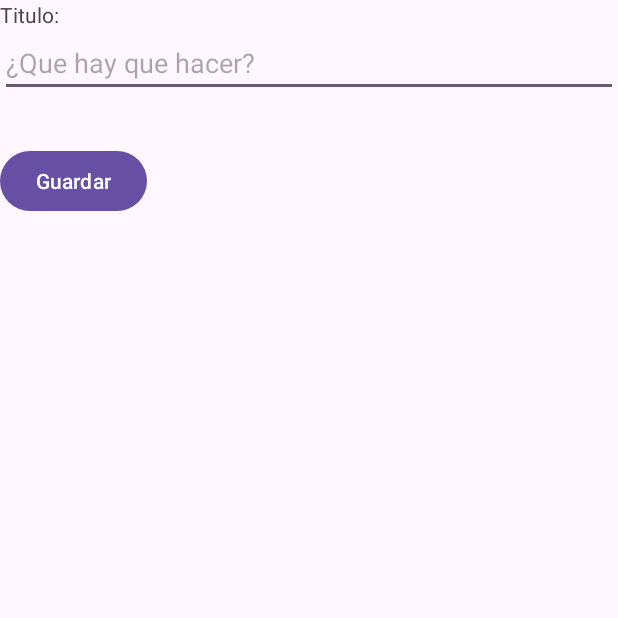
After one commit to Cruise2395/RemindersList, an Android app: the TaskActivity screen opened directly, with no data from a screen before it, on a phone screen of 412 x 824 dp, the top half of it. The commit adds this screen. Run offline under Robolectric (Android 15) with nearby library versions, the phone set to English and light mode, and no system bars; 1 statement that could not run was skipped.

Commit message:
Initial commit

```diff
--- a/app/build.gradle.kts
+++ b/app/build.gradle.kts
@@ -33,6 +33,9 @@ android {
     kotlinOptions {
         jvmTarget = "11"
     }
+    buildFeatures{
+        viewBinding = true
+    }
 }
 
 dependencies {
--- a/app/src/main/AndroidManifest.xml
+++ b/app/src/main/AndroidManifest.xml
@@ -12,8 +12,9 @@
         android:supportsRtl="true"
         android:theme="@style/Theme.RemindersList"
         tools:targetApi="31">
+        <activity android:name=".activities.TaskActivity"/>
         <activity
-            android:name=".MainActivity"
+            android:name=".activities.MainActivity"
             android:exported="true">
             <intent-filter>
                 <action android:name="android.intent.action.MAIN" />
--- /dev/null
+++ b/app/src/main/java/com/example/reminderslist/activities/TaskActivity.kt
@@ -0,0 +1,46 @@
+package com.example.reminderslist.activities
+
+import android.os.Bundle
+import androidx.activity.enableEdgeToEdge
+import androidx.appcompat.app.AppCompatActivity
+import androidx.core.view.ViewCompat
+import androidx.core.view.WindowInsetsCompat
+import com.example.reminderslist.R
+import com.example.reminderslist.data.Task
+import com.example.reminderslist.data.TaskDao
+import com.example.reminderslist.databinding.ActivityTaskBinding
+
+class TaskActivity: AppCompatActivity() {
+
+    companion object{
+        const val TASK_ID =
+    }
+    lateinit var binding: ActivityTaskBinding
+    lateinit var taskDAO: TaskDao
+
+    override fun onCreate(savedInstanceState: Bundle?) {
+        super.onCreate(savedInstanceState)
+        enableEdgeToEdge()
+
+        binding = ActivityTaskBinding.inflate(layoutInflater)
+        setContentView(binding.root)
+        //setContentView(R.layout.activity_task)
+        ViewCompat.setOnApplyWindowInsetsListener(findViewById(R.id.main)) { v, insets ->
+            val systemBars = insets.getInsets(WindowInsetsCompat.Type.systemBars())
+            v.setPadding(systemBars.left, systemBars.top, systemBars.right, systemBars.bottom)
+            insets
+        }
+        intent.get
+        taskDAO = TaskDao(this)
+
+        binding.saveButton.setOnClickListener {
+            val title = binding.titleEditText.text.toString()
+
+            val task = Task(-1L, title)
+
+            taskDAO.insert(task)
+
+            finish()
+        }
+    }
+}
--- /dev/null
+++ b/app/src/main/res/drawable/ic_add.xml
@@ -0,0 +1,5 @@
+<vector xmlns:android="http://schemas.android.com/apk/res/android" android:height="24dp" android:tint="#000000" android:viewportHeight="24" android:viewportWidth="24" android:width="24dp">
+
+    <path android:fillColor="@android:color/white" android:pathData="M19,13h-6v6h-2v-6H5v-2h6V5h2v6h6v2z"/>
+
+</vector>
--- /dev/null
+++ b/app/src/main/res/drawable/ic_delete.xml
@@ -0,0 +1,5 @@
+<vector xmlns:android="http://schemas.android.com/apk/res/android" android:height="24dp" android:tint="#000000" android:viewportHeight="24" android:viewportWidth="24" android:width="24dp">
+
+    <path android:fillColor="@android:color/white" android:pathData="M6,19c0,1.1 0.9,2 2,2h8c1.1,0 2,-0.9 2,-2V7H6v12zM19,4h-3.5l-1,-1h-5l-1,1H5v2h14V4z"/>
+
+</vector>
--- /dev/null
+++ b/app/src/main/res/layout/activity_task.xml
@@ -0,0 +1,31 @@
+<?xml version="1.0" encoding="utf-8"?>
+<LinearLayout
+    xmlns:android="http://schemas.android.com/apk/res/android"
+    xmlns:app="http://schemas.android.com/apk/res-auto"
+    xmlns:tools="http://schemas.android.com/tools"
+    android:id="@+id/main"
+    android:layout_width="match_parent"
+    android:layout_height="match_parent"
+    android:orientation="vertical"
+    tools:context=".activities.TaskActivity">
+
+    <TextView
+        android:layout_width="match_parent"
+        android:layout_height="wrap_content"
+        android:text="Titulo:"/>
+
+    <EditText
+        android:id="@+id/titleEditText"
+        android:layout_width="match_parent"
+        android:layout_height="wrap_content"
+        android:hint="¿Que hay que hacer?"/>
+    <Button
+        android:id="@+id/saveButton"
+        android:layout_width="wrap_content"
+        android:layout_height="wrap_content"
+        android:text="Guardar"
+        android:layout_gravity="center_vertical"
+        android:layout_marginTop="32dp"/>
+
+
+</LinearLayout>
```
Also changed, not shown: app/src/main/java/com/example/reminderslist/DataBaseManager.kt (added, +37 -0 lines), app/src/main/java/com/example/reminderslist/MainActivity.kt (deleted, +0 -20 lines), app/src/main/java/com/example/reminderslist/activities/MainActivity.kt (added, +58 -0 lines), app/src/main/java/com/example/reminderslist/adapters/TaskAdapter.kt (added, +42 -0 lines), app/src/main/java/com/example/reminderslist/data/Task.kt (added, +15 -0 lines), app/src/main/java/com/example/reminderslist/data/TaskDao.kt (added, +140 -0 lines), app/src/main/res/layout/activity_main.xml (+15 -5 lines), app/src/main/res/layout/item_task.xml (added, +30 -0 lines).
